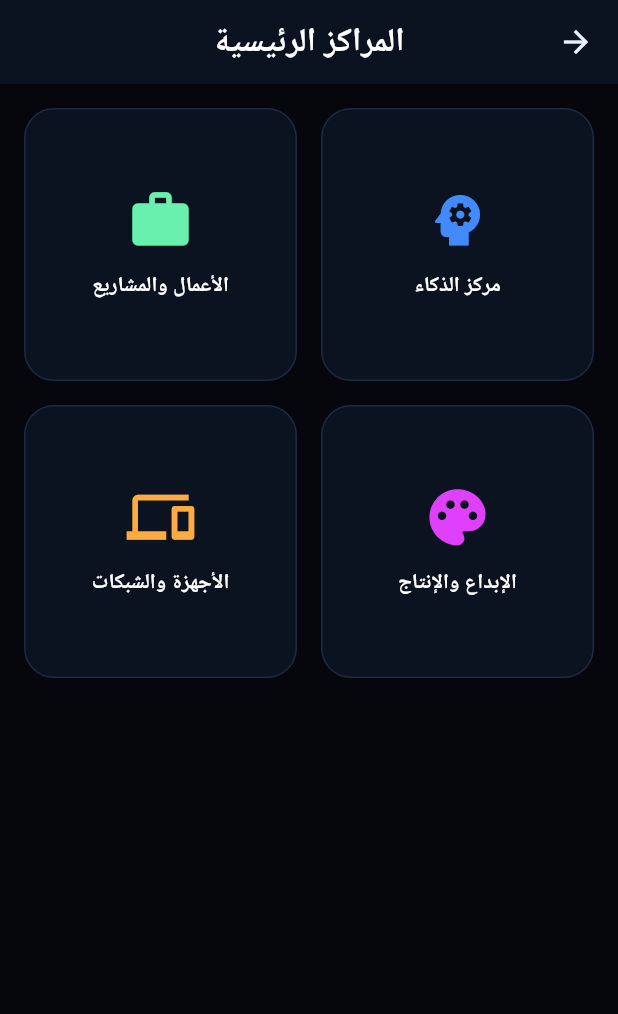
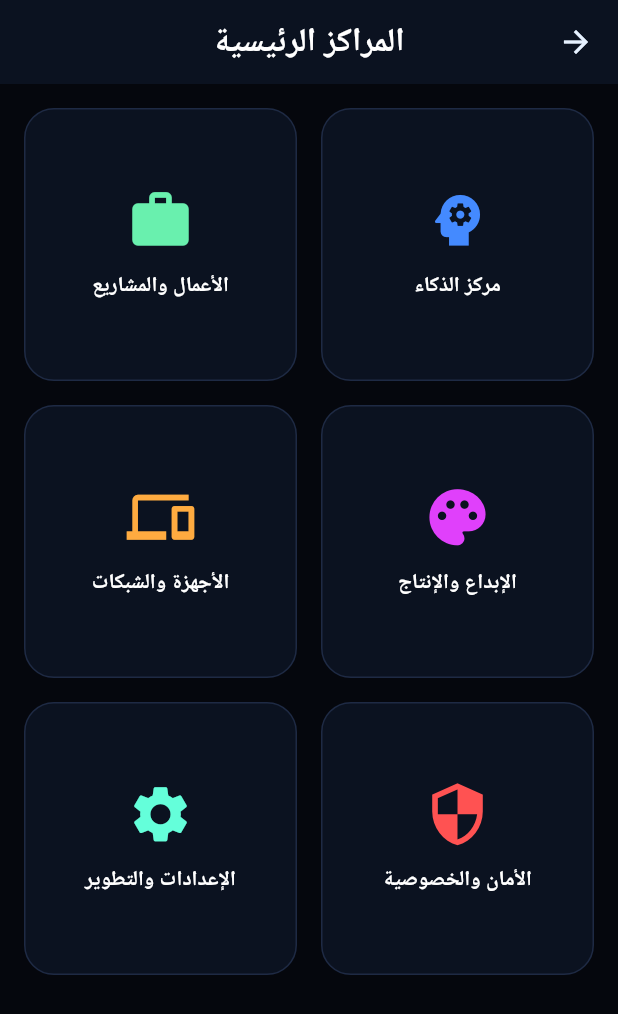
Before and after one commit to glalahosyya-netizen/alphabot_v10, a Flutter app: the screen it shows after launch, in the side drawer, after a tap on "المراكز الرئيسية", on a phone screen of 412 x 824 dp. Shown: the top 1014 px of the screen. Run offline on Flutter 3.47's test engine with Material 3 defaults, Android fonts, the phone set to English and light mode, and no system bars.

Commit message:
Update centers_screen.dart

```diff
--- a/lib/screens/centers_screen.dart
+++ b/lib/screens/centers_screen.dart
@@ -1,4 +1,5 @@
 import 'package:flutter/material.dart';
+import 'intelligence_center_screen.dart';
 
 class CentersScreen extends StatelessWidget {
   const CentersScreen({super.key});
@@ -22,7 +23,14 @@ class CentersScreen extends StatelessWidget {
           crossAxisSpacing: 16,
           mainAxisSpacing: 16,
           children: [
-            Container(
+            GestureDetector(
+              onTap: () {
+                Navigator.push(
+                  context,
+                  MaterialPageRoute(builder: (context) => const IntelligenceCenterScreen()),
+                );
+              },
+              child: Container(
                 decoration: BoxDecoration(
                   color: const Color(0xFF0B1220),
                   borderRadius: BorderRadius.circular(20),
@@ -35,6 +43,7 @@ class CentersScreen extends StatelessWidget {
                     SizedBox(height: 12),
                     Text('مركز الذكاء', style: TextStyle(color: Colors.white, fontWeight: FontWeight.bold)),
                   ],
+                ),
               ),
             ),
             Container(
@@ -82,6 +91,36 @@ class CentersScreen extends StatelessWidget {
                 ],
               ),
             ),
+            Container(
+              decoration: BoxDecoration(
+                color: const Color(0xFF0B1220),
+                borderRadius: BorderRadius.circular(20),
+                border: Border.all(color: const Color(0xFF1E2A44)),
+              ),
+              child: const Column(
+                mainAxisAlignment: MainAxisAlignment.center,
+                children: [
+                  Icon(Icons.security, size: 45, color: Colors.redAccent),
+                  SizedBox(height: 12),
+                  Text('الأمان والخصوصية', style: TextStyle(color: Colors.white, fontWeight: FontWeight.bold)),
+                ],
+              ),
+            ),
+            Container(
+              decoration: BoxDecoration(
+                color: const Color(0xFF0B1220),
+                borderRadius: BorderRadius.circular(20),
+                border: Border.all(color: const Color(0xFF1E2A44)),
+              ),
+              child: const Column(
+                mainAxisAlignment: MainAxisAlignment.center,
+                children: [
+                  Icon(Icons.settings, size: 45, color: Colors.tealAccent),
+                  SizedBox(height: 12),
+                  Text('الإعدادات والتطوير', style: TextStyle(color: Colors.white, fontWeight: FontWeight.bold)),
+                ],
+              ),
+            ),
           ],
         ),
       ),
```
Lines whose indentation alone changed are shown as unchanged.
